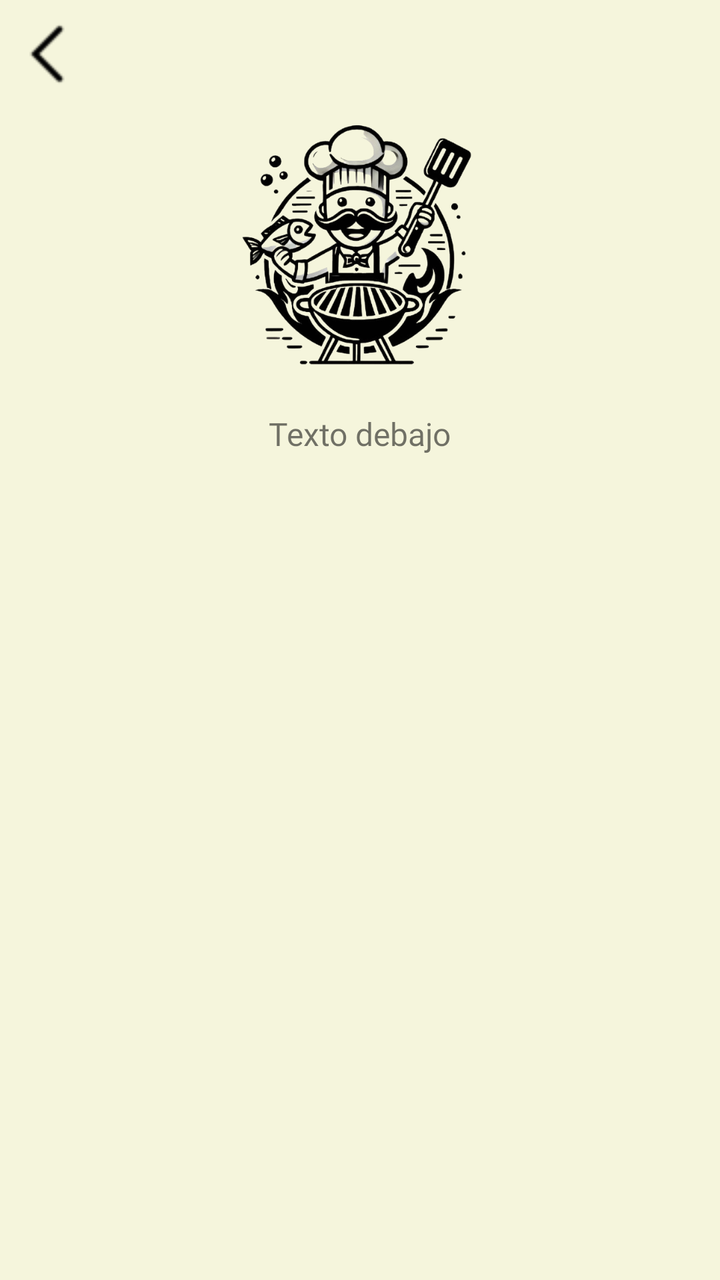
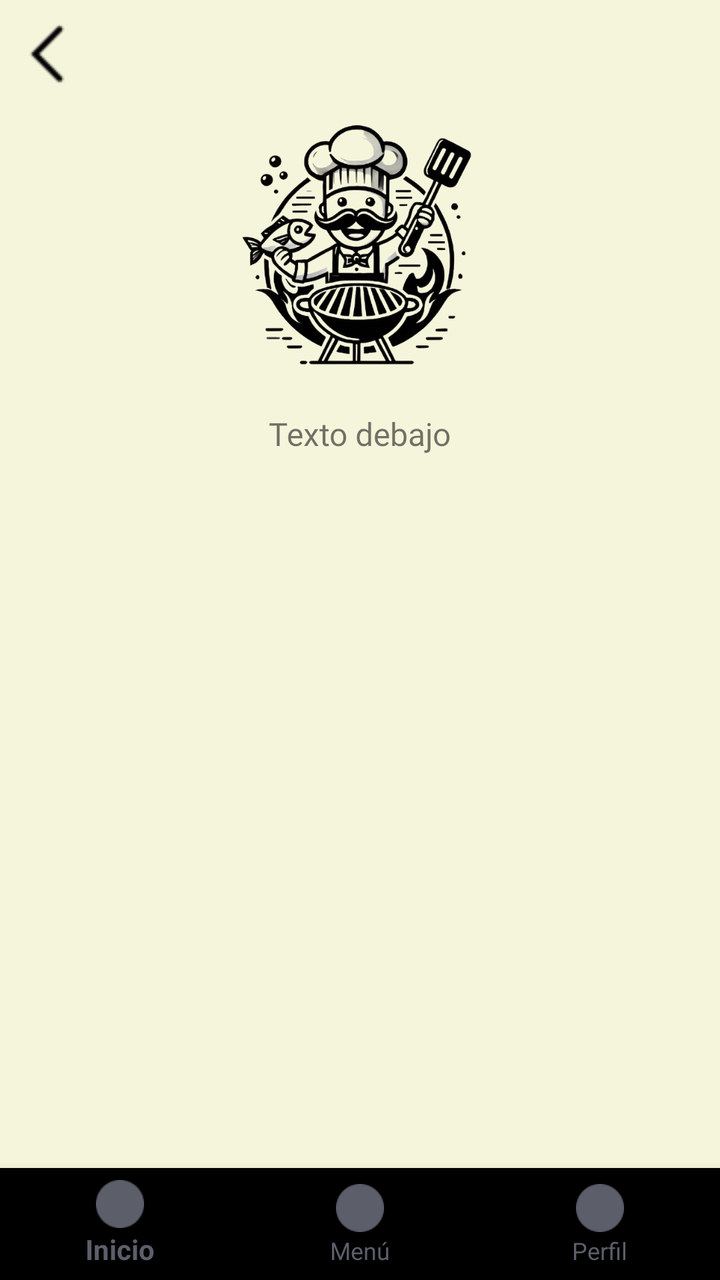

Two renders of the same Android screen: before a commit and after it. Below are the layout's source before the change and the commit's diff.
<!-- AndroidManifest.xml: application theme Theme.Practica_04 -->
<!-- res/layout/activity_7_mispedidos.xml -->
<?xml version="1.0" encoding="utf-8"?>
<LinearLayout xmlns:android="http://schemas.android.com/apk/res/android"
    xmlns:app="http://schemas.android.com/apk/res-auto"
    android:layout_width="match_parent"
    android:layout_height="match_parent"
    android:orientation="vertical"
    android:padding="12dp"
    android:background="#F5F5DC"
    android:gravity="center_horizontal">

    
    <ImageButton
        android:id="@+id/btnBack"
        android:layout_width="wrap_content"
        android:layout_height="wrap_content"
        android:background="@android:color/transparent"
        android:src="@drawable/back_icon"
        android:layout_gravity="start"
        android:layout_marginBottom="12dp"/>

    
    <include layout="@layout/componente_imagen_logo"/>

    
    <androidx.recyclerview.widget.RecyclerView
        android:id="@+id/recyclerPedidos"
        android:layout_width="match_parent"
        android:layout_height="0dp"
        android:layout_weight="1"
        android:paddingTop="16dp"/>

</LinearLayout>
<!-- res/layout/componente_imagen_logo.xml (included above) -->
<?xml version="1.0" encoding="utf-8"?>
<LinearLayout xmlns:android="http://schemas.android.com/apk/res/android"
    android:layout_width="wrap_content"
    android:layout_height="wrap_content"
    android:orientation="vertical"
    android:gravity="center_horizontal">

    <ImageView
        android:id="@+id/logo"
        android:layout_width="136dp"
        android:layout_height="136dp"
        android:src="@drawable/logo2"
        android:contentDescription="Imagen personalizada"
        android:layout_marginBottom="16dp"/>

    <TextView
        android:id="@+id/texto"
        android:layout_width="wrap_content"
        android:layout_height="wrap_content"
        android:text="Texto debajo"
        android:textSize="16sp"
        android:fontFamily="@font/inter_semibold"
        android:layout_marginBottom="16dp"/>
</LinearLayout>
<!-- resources referenced by this layout -->
<resources>
  <!-- drawable back_icon: png bitmap (drawable, 637 bytes) -->
  <!-- drawable logo2: png bitmap (drawable, 216596 bytes) -->
  <style name="Theme.Practica_04" parent="Theme.AppCompat.Light.NoActionBar" />
</resources>

<!-- the commit's change to res/layout/activity_7_mispedidos.xml (unified diff, before → after) -->
@@ -4,8 +4,8 @@
     android:layout_width="match_parent"
     android:layout_height="match_parent"
     android:orientation="vertical"
-    android:padding="12dp"
     android:background="#F5F5DC"
+    android:fitsSystemWindows="true"
     android:gravity="center_horizontal">
 
     
@@ -16,10 +16,12 @@
         android:background="@android:color/transparent"
         android:src="@drawable/back_icon"
         android:layout_gravity="start"
-        android:layout_marginBottom="12dp"/>
+        android:layout_margin="12dp"/>
 
     
-    <include layout="@layout/componente_imagen_logo"/>
+    <include
+        android:id="@+id/textMisPedidos"
+        layout="@layout/componente_imagen_logo"/>
 
     
     <androidx.recyclerview.widget.RecyclerView
@@ -28,6 +30,15 @@
         android:layout_height="0dp"
         android:layout_weight="1"
         android:paddingTop="16dp"/>
+
+    <com.google.android.material.bottomnavigation.BottomNavigationView
+        android:id="@+id/bottomNav"
+        android:layout_width="match_parent"
+        android:layout_height="wrap_content"
+        android:background="@color/black"
+        app:menu="@menu/menu_navigation"
+        app:itemIconTint="@color/gray_background"
+        app:itemTextColor="@color/gray_background"/>
 
 </LinearLayout>
 <!-- res/layout/componente_imagen_logo.xml (included above) -->
<!-- resource entries referenced after the edit -->
@@ -1,7 +1,11 @@
 <!-- resources referenced by this layout -->
 <resources>
+  <color name="black">#FF000000</color>
+  <color name="gray_background">#5C5F6A</color>
   <!-- drawable back_icon: png bitmap (drawable, 637 bytes) -->
   <!-- drawable logo2: png bitmap (drawable, 216596 bytes) -->
-  <style name="Theme.Practica_04" parent="Theme.AppCompat.Light.NoActionBar" />
+  <style name="Theme.Practica_04" parent="Theme.AppCompat.Light.NoActionBar">
+          <item name="android:windowTranslucentStatus">true</item>
+      </style>
 </resources>
 
